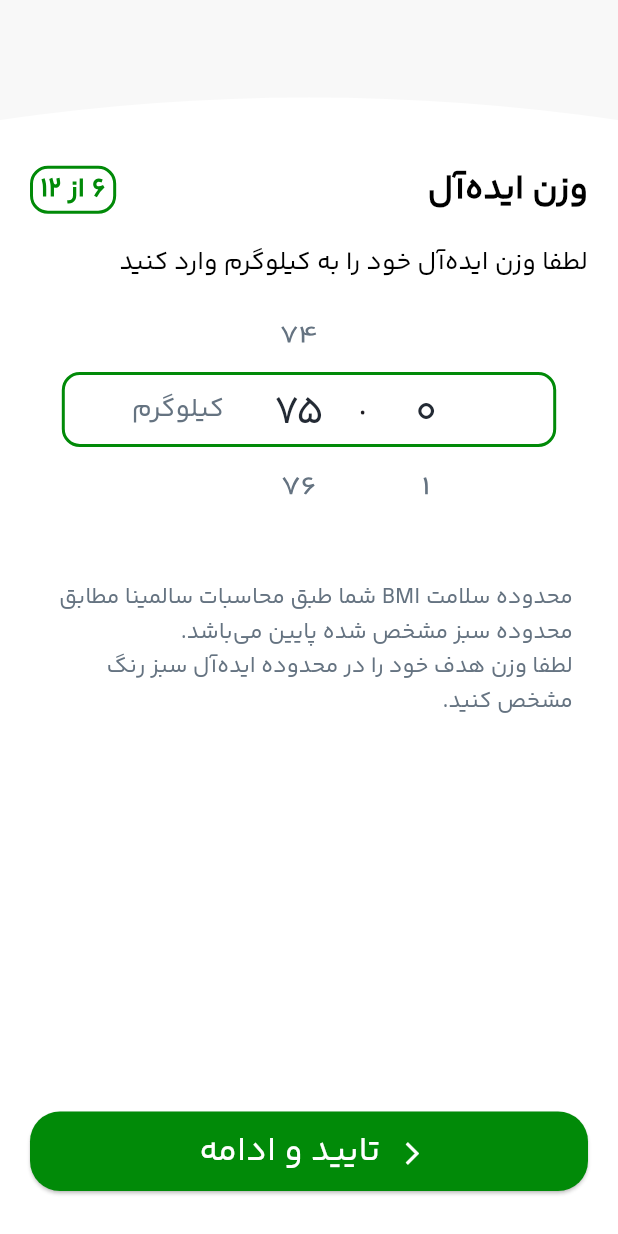
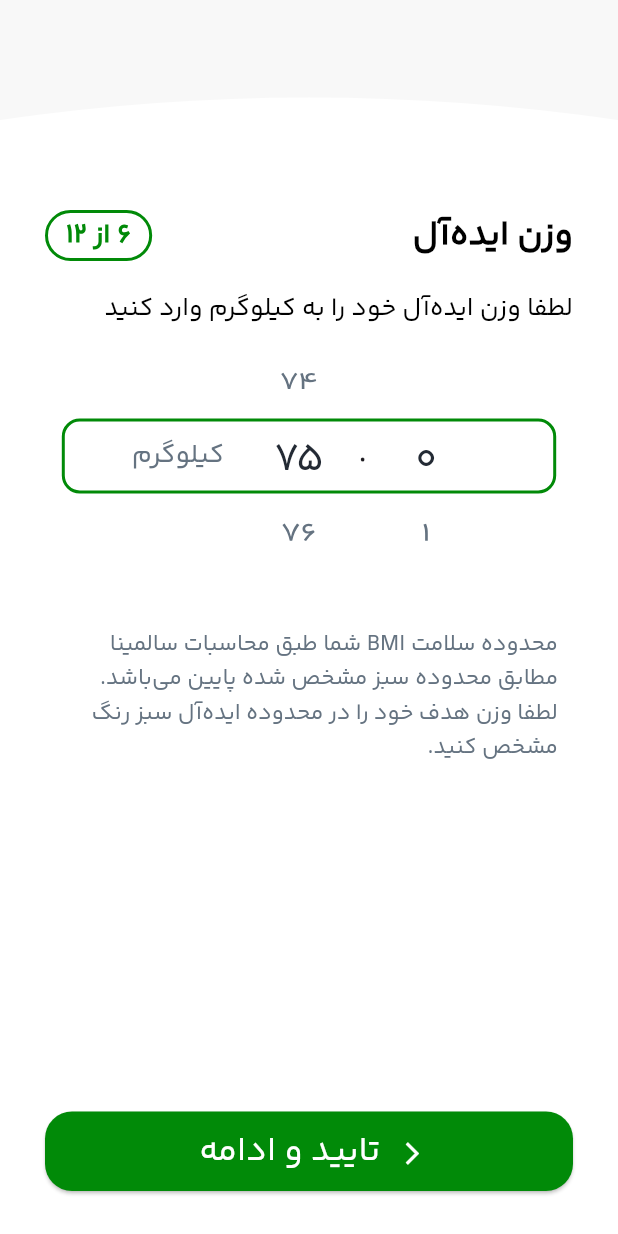
Before and after one commit to alikalatearabi/salemina-main-data-flutter, a Flutter app: the WeightPage screen opened directly, after a tap on "تایید و ادامه", on a phone screen of 412 x 824 dp. Run offline on Flutter 3.47's test engine with Material 3 defaults, Android fonts, the phone set to English and light mode, and no system bars; our stand-ins replace shamsi_date; missing offline and left inert: barcode_scan2.

Commit message:
refactor personal info pages for improved padding and consistency

```diff
--- a/lib/screens/personal_info/gender_page.dart
+++ b/lib/screens/personal_info/gender_page.dart
@@ -144,7 +144,7 @@ class GenderPageState extends State<GenderPage> {
               : const Color(0x929EABCC),
           padding: const EdgeInsets.symmetric(vertical: 10),
           shape: RoundedRectangleBorder(
-            borderRadius: BorderRadius.circular(20),
+            borderRadius: BorderRadius.circular(18),
           ),
         ),
         icon: const Padding(
--- a/lib/screens/personal_info/ideal_weight_page.dart
+++ b/lib/screens/personal_info/ideal_weight_page.dart
@@ -25,7 +25,12 @@ class IdealWeightPageState extends State<IdealWeightPage> {
           child: Container(
             width: double.infinity,
             color: Colors.white,
-            padding: const EdgeInsets.symmetric(horizontal: 20, vertical: 30),
+            padding: const EdgeInsets.only(
+              left: 30,
+              right: 30,
+              top: 60,
+              bottom: 30,
+            ),
             child: Directionality(
               textDirection: TextDirection.rtl,
               child: Column(
@@ -74,7 +79,7 @@ class IdealWeightPageState extends State<IdealWeightPage> {
               : const Color(0x929EABCC),
           padding: const EdgeInsets.symmetric(vertical: 10),
           shape: RoundedRectangleBorder(
-            borderRadius: BorderRadius.circular(20),
+            borderRadius: BorderRadius.circular(18),
           ),
         ),
         icon: const Padding(
@@ -115,9 +120,9 @@ class IdealWeightPageState extends State<IdealWeightPage> {
             ],
           ),
           Container(
-            padding: const EdgeInsets.symmetric(horizontal: 5, vertical: 1),
+            padding: const EdgeInsets.symmetric(horizontal: 12, vertical: 2),
             decoration: BoxDecoration(
-              borderRadius: BorderRadius.circular(12),
+              borderRadius: BorderRadius.circular(18),
               border: Border.all(
                 color: const Color(0xFF018A08),
                 width: 2.0,
--- a/lib/screens/personal_info/weight_page.dart
+++ b/lib/screens/personal_info/weight_page.dart
@@ -25,7 +25,12 @@ class WeightPageState extends State<WeightPage> {
           child: Container(
             width: double.infinity,
             color: Colors.white,
-            padding: const EdgeInsets.symmetric(horizontal: 20, vertical: 30),
+            padding: const EdgeInsets.only(
+              left: 30,
+              right: 30,
+              top: 60,
+              bottom: 30,
+            ),
             child: Directionality(
               textDirection: TextDirection.rtl,
               child: Column(
@@ -74,7 +79,7 @@ class WeightPageState extends State<WeightPage> {
               : const Color(0x929EABCC),
           padding: const EdgeInsets.symmetric(vertical: 10),
           shape: RoundedRectangleBorder(
-            borderRadius: BorderRadius.circular(20),
+            borderRadius: BorderRadius.circular(18),
           ),
         ),
         icon: const Padding(
@@ -115,9 +120,9 @@ class WeightPageState extends State<WeightPage> {
             ],
           ),
           Container(
-            padding: const EdgeInsets.symmetric(horizontal: 5, vertical: 1),
+            padding: const EdgeInsets.symmetric(horizontal: 12, vertical: 2),
             decoration: BoxDecoration(
-              borderRadius: BorderRadius.circular(12),
+              borderRadius: BorderRadius.circular(18),
               border: Border.all(
                 color: const Color(0xFF018A08),
                 width: 2.0,
```
Also changed, not shown: lib/screens/personal_info/age_page.dart (+8 -3 lines), lib/screens/personal_info/birthday_page.dart (+8 -3 lines).
